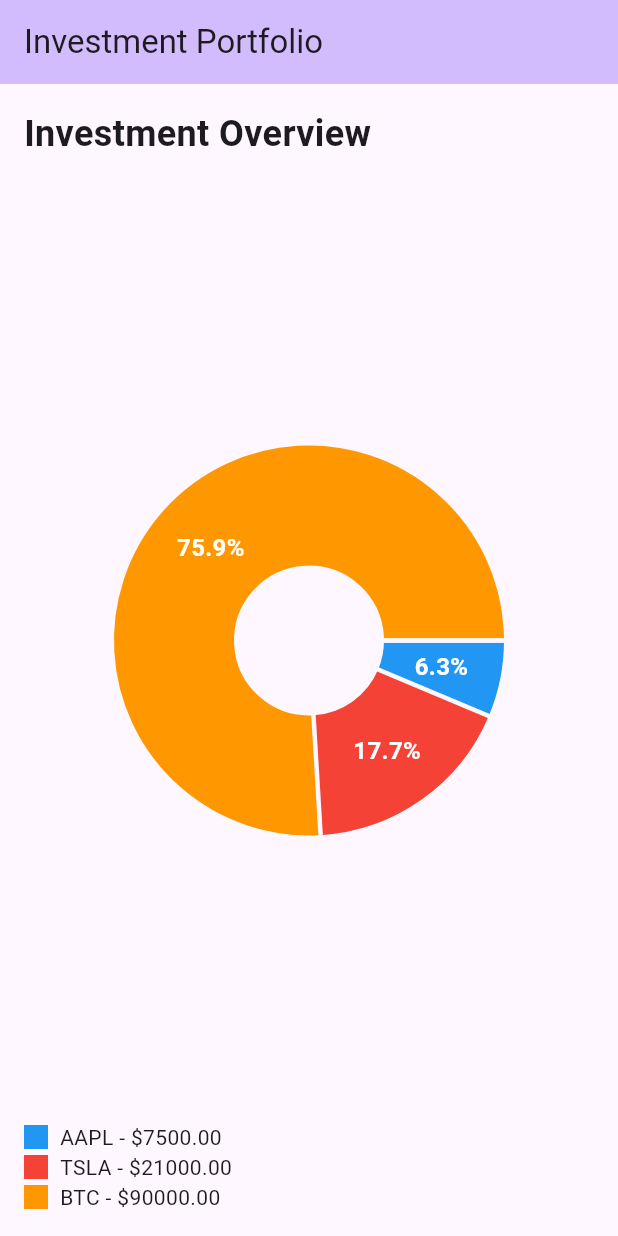
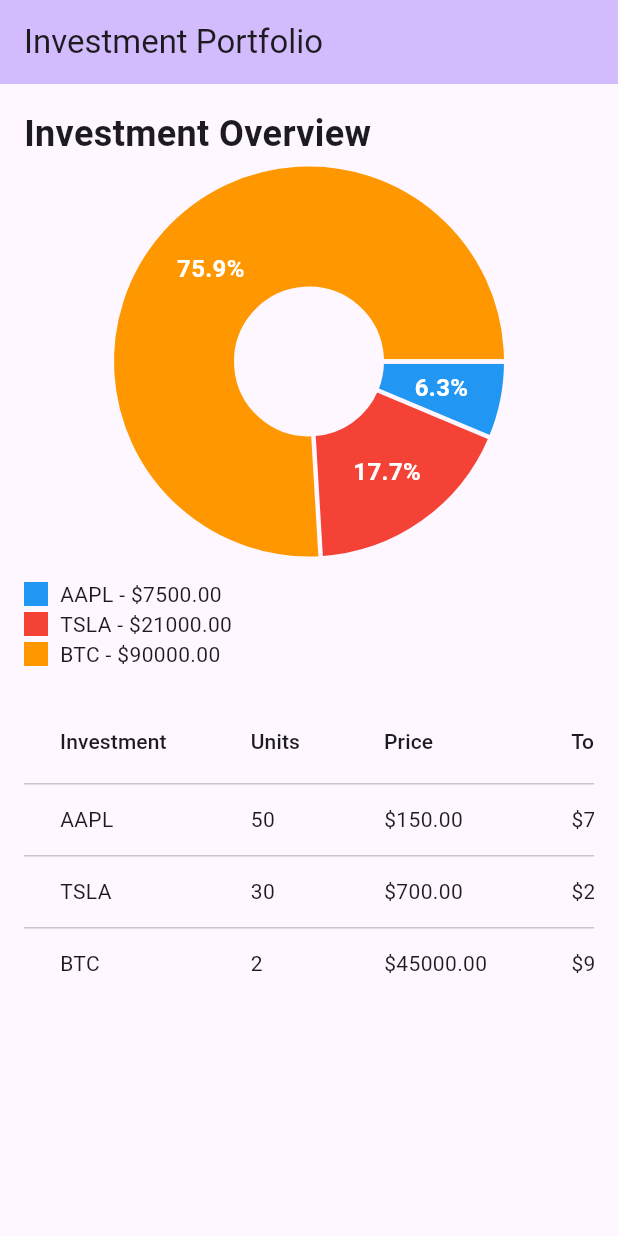
Before and after one commit to alex-morrisonn/investmentPortfolio, a Flutter app: the screen it shows after launch, on a phone screen of 412 x 824 dp. Run offline on Flutter 3.47's test engine with Material 3 defaults, Android fonts, the phone set to English and light mode, and no system bars; drawn by our look-alikes of fl_chart.

Commit message:
shows both pie chart and table

```diff
--- a/investment_portfolio/lib/main.dart
+++ b/investment_portfolio/lib/main.dart
@@ -33,9 +33,9 @@
 class _MyHomePageState extends State<MyHomePage> {
   // Investment data (can be replaced with API data later)
   final List<Map<String, dynamic>> investments = [
-    {'name': 'AAPL', 'value': 7500.0, 'color': Colors.blue},
-    {'name': 'TSLA', 'value': 21000.0, 'color': Colors.red},
-    {'name': 'BTC', 'value': 90000.0, 'color': Colors.orange},
+    {'name': 'AAPL', 'units': 50, 'price': 150.0, 'color': Colors.blue},
+    {'name': 'TSLA', 'units': 30, 'price': 700.0, 'color': Colors.red},
+    {'name': 'BTC', 'units': 2, 'price': 45000.0, 'color': Colors.orange},
   ];
 
   @override
@@ -54,8 +54,16 @@
               'Investment Overview',
               style: TextStyle(fontSize: 24, fontWeight: FontWeight.bold),
             ),
-            const SizedBox(height: 20),
+            const SizedBox(height: 10),
+
+            // Pie Chart and Table inside a Scrollable View
             Expanded(
+              child: SingleChildScrollView(
+                child: Column(
+                  children: [
+                    // Pie Chart
+                    SizedBox(
+                      height: 250,
                       child: PieChart(
                         PieChartData(
                           sections: _generatePieChartSections(),
@@ -67,6 +75,14 @@
                     ),
                     const SizedBox(height: 20),
                     _buildLegend(),
+                    const SizedBox(height: 20),
+
+                    // Investment Table
+                    _buildInvestmentTable(),
+                  ],
+                ),
+              ),
+            ),
           ],
         ),
       ),
@@ -75,12 +91,13 @@
 
   // Generate pie chart sections from investment data
   List<PieChartSectionData> _generatePieChartSections() {
-    double totalInvestment = investments.fold(0, (sum, item) => sum + item['value']);
+    double totalInvestment = investments.fold(0, (sum, item) => sum + (item['units'] * item['price']));
 
     return investments.map((investment) {
+      double value = investment['units'] * investment['price'];
       return PieChartSectionData(
-        value: investment['value'],
-        title: '${((investment['value'] / totalInvestment) * 100).toStringAsFixed(1)}%',
+        value: value,
+        title: '${((value / totalInvestment) * 100).toStringAsFixed(1)}%',
         color: investment['color'],
         radius: 80,
         titleStyle: const TextStyle(fontSize: 16, fontWeight: FontWeight.bold, color: Colors.white),
@@ -97,10 +114,34 @@
           children: [
             Container(width: 16, height: 16, color: investment['color']),
             const SizedBox(width: 8),
-            Text('${investment['name']} - \$${investment['value'].toStringAsFixed(2)}'),
+            Text('${investment['name']} - \$${(investment['units'] * investment['price']).toStringAsFixed(2)}'),
           ],
         );
       }).toList(),
     );
   }
+
+  // Build the investment table
+  Widget _buildInvestmentTable() {
+    return SingleChildScrollView(
+      scrollDirection: Axis.horizontal,
+      child: DataTable(
+        columns: const [
+          DataColumn(label: Text('Investment')),
+          DataColumn(label: Text('Units')),
+          DataColumn(label: Text('Price')),
+          DataColumn(label: Text('Total Value')),
+        ],
+        rows: investments.map((investment) {
+          double totalValue = investment['units'] * investment['price'];
+          return DataRow(cells: [
+            DataCell(Text(investment['name'])),
+            DataCell(Text('${investment['units']}')),
+            DataCell(Text('\$${investment['price'].toStringAsFixed(2)}')),
+            DataCell(Text('\$${totalValue.toStringAsFixed(2)}')),
+          ]);
+        }).toList(),
+      ),
+    );
   }
+}
```
Lines whose indentation alone changed are shown as unchanged.
